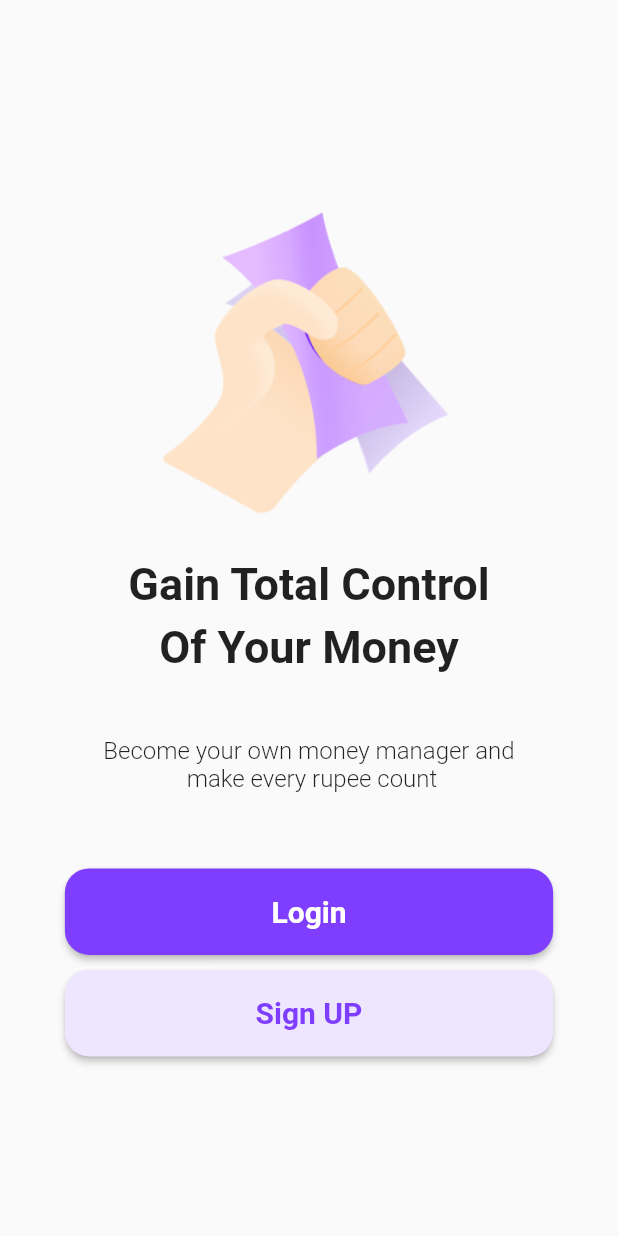
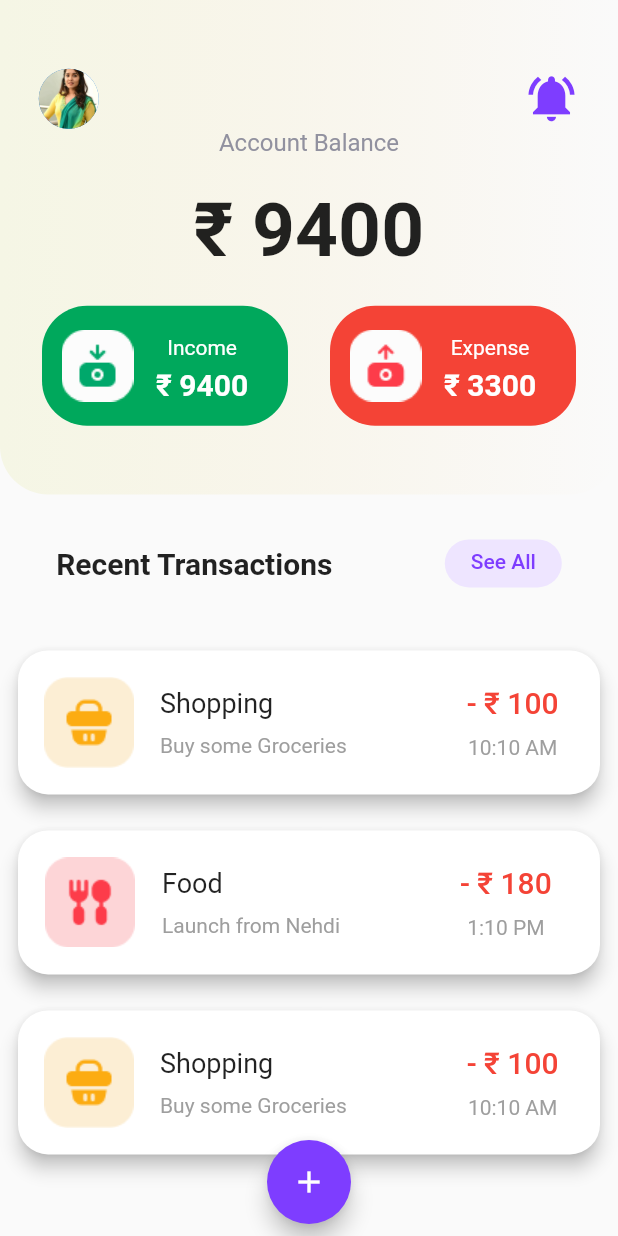
Before and after one commit to rahulsvaz/expense_manager, a Flutter app: the screen it shows after launch, on a phone screen of 412 x 824 dp. Run offline on Flutter 3.47's test engine with Material 2 defaults, Android fonts, the phone set to English and light mode, and no system bars; our stand-ins replace get.

Commit message:
home screen ui added

```diff
--- a/lib/main.dart
+++ b/lib/main.dart
@@ -1,3 +1,4 @@
+import 'package:expense_manager/view/screens/home_screen.dart';
 import 'package:expense_manager/view/screens/start_up_screen.dart';
 import 'package:flutter/material.dart';
 import 'package:get/get_navigation/get_navigation.dart';
@@ -12,7 +13,7 @@ class MyApp extends StatelessWidget {
   @override
   Widget build(BuildContext context) {
     return const GetMaterialApp(
-      home: StartUpScreen(),
+      home: HomeScreen(),
     );
   }
 }
--- /dev/null
+++ b/lib/view/screens/home_screen.dart
@@ -0,0 +1,147 @@
+// ignore_for_file: public_member_api_docs, sort_constructors_first
+// ignore_for_file: prefer_const_constructors, prefer_const_literals_to_create_immutables
+
+import 'package:expense_manager/viewModel/widgets/recent_transaction.dart';
+import 'package:flutter/material.dart';
+import 'package:get/get.dart';
+
+import 'package:expense_manager/viewModel/constants/colors/colors.dart';
+import 'package:expense_manager/viewModel/methods/home_screen_container_decoration.dart';
+import 'package:expense_manager/viewModel/widgets/income_expense_box.dart';
+import 'package:expense_manager/viewModel/widgets/see_all_button.dart';
+import 'package:expense_manager/viewModel/widgets/size.dart';
+
+class HomeScreen extends StatefulWidget {
+  const HomeScreen({super.key});
+
+  @override
+  State<HomeScreen> createState() => _HomeScreenState();
+}
+
+class _HomeScreenState extends State<HomeScreen> {
+  @override
+  Widget build(BuildContext context) {
+    return Scaffold(
+      body: Column(
+        children: [
+          // Top Container
+          Container(
+            decoration: homeScreenContainerDecoration(),
+            width: Get.size.width,
+            height: Get.size.height * 0.4,
+            child: Center(
+              child: Column(
+                mainAxisAlignment: MainAxisAlignment.center,
+                children: [
+                  //Top Row
+                  Row(
+                    mainAxisAlignment: MainAxisAlignment.spaceAround,
+                    children: [
+                      CircleAvatar(
+                        backgroundImage: AssetImage('assets/images/user.jpeg'),
+                      ),
+                      SizedBox(
+                        width: 180,
+                      ),
+                      Icon(
+                        Icons.notifications_active,
+                        size: 37,
+                        color: Pallete.purple,
+                      )
+                    ],
+                  ),
+                  //Second Row
+                  Text(
+                    'Account Balance',
+                    style: TextStyle(
+                      color: Color.fromRGBO(145, 145, 159, 1),
+                      fontSize: 16,
+                    ),
+                  ),
+                  Height20(),
+                  Text(
+                    '₹ 9400',
+                    style: TextStyle(fontSize: 50, fontWeight: FontWeight.w700),
+                  ),
+                  Height20(),
+                  // Income Expense
+                  Row(
+                    mainAxisAlignment: MainAxisAlignment.spaceEvenly,
+                    children: [
+                      IncomeExpenseBox(
+                        logo: 'assets/images/income.png',
+                        backGroundColor: Pallete.incomeBackGroundColor,
+                        label: 'Income',
+                        amount: '9400',
+                      ),
+                      IncomeExpenseBox(
+                          logo: 'assets/images/expense.png',
+                          backGroundColor: Pallete.expenseBackGroundColor,
+                          label: 'Expense',
+                          amount: '3300')
+                    ],
+                  )
+                ],
+              ),
+            ),
+          ),
+          Height30(),
+          // Recent Transaction
+          Row(
+            mainAxisAlignment: MainAxisAlignment.spaceAround,
+            children: [
+              Text(
+                'Recent Transactions',
+                style: TextStyle(fontSize: 20, fontWeight: FontWeight.bold),
+              ),
+              SeeAllButton()
+            ],
+          ),
+
+          Height30(),
+          // Recent Transaction
+          RecentTransaction(
+              categoryLogo: 'assets/images/Logo_shopping.png',
+              category: 'Shopping',
+              description: 'Buy some Groceries',
+              amount: '100',
+              time: '10:10 AM'),
+          RecentTransaction(
+              categoryLogo: 'assets/images/food.png',
+              category: 'Food',
+              description: 'Launch from Nehdi',
+              amount: '180',
+              time: '1:10 PM'),
+          RecentTransaction(
+              categoryLogo: 'assets/images/Logo_shopping.png',
+              category: 'Shopping',
+              description: 'Buy some Groceries',
+              amount: '100',
+              time: '10:10 AM'),
+        ],
+      ),
+      floatingActionButton: Padding(
+        padding: const EdgeInsets.all(8.0),
+        child: FloatingActionButton(
+          onPressed: () {
+            Get.dialog(Center(
+              child: Row(
+                mainAxisAlignment: MainAxisAlignment.center,
+                children: [
+                  ElevatedButton(onPressed: () {}, child: Text('Add Income')),
+                  Width10(),
+                  ElevatedButton(onPressed: () {}, child: Text('Add Expense'))
+                ],
+              ),
+            ));
+          },
+          backgroundColor: Pallete.buttonColor,
+          child: Icon(Icons.add),
+        ),
+      ),
+      floatingActionButtonLocation:
+          FloatingActionButtonLocation.miniCenterDocked,
+      floatingActionButtonAnimator: FloatingActionButtonAnimator.scaling,
+    );
+  }
+}
--- a/lib/view/screens/login_screen.dart
+++ b/lib/view/screens/login_screen.dart
@@ -1,8 +1,8 @@
 import 'package:expense_manager/view/screens/sign_up_screen.dart';
 import 'package:expense_manager/viewModel/constants/colors/colors.dart';
-import 'package:expense_manager/viewModel/constants/methods/textStyle.dart';
+import 'package:expense_manager/viewModel/methods/textStyle.dart';
 import 'package:expense_manager/viewModel/controllers/textfieldController.dart';
-import 'package:expense_manager/viewModel/constants/methods/validators.dart';
+import 'package:expense_manager/viewModel/methods/validators.dart';
 import 'package:expense_manager/viewModel/widgets/login_sign_up_button.dart';
 import 'package:expense_manager/viewModel/widgets/size.dart';
 import 'package:expense_manager/viewModel/widgets/text_form_field.dart';
--- a/lib/view/screens/sign_up_screen.dart
+++ b/lib/view/screens/sign_up_screen.dart
@@ -1,13 +1,12 @@
 import 'package:expense_manager/viewModel/constants/colors/colors.dart';
-import 'package:expense_manager/viewModel/constants/methods/textStyle.dart';
+import 'package:expense_manager/viewModel/methods/textStyle.dart';
 import 'package:expense_manager/viewModel/controllers/textfieldController.dart';
-import 'package:expense_manager/viewModel/constants/methods/validators.dart';
+import 'package:expense_manager/viewModel/methods/validators.dart';
 import 'package:expense_manager/viewModel/widgets/login_sign_up_button.dart';
 import 'package:expense_manager/viewModel/widgets/size.dart';
 import 'package:expense_manager/viewModel/widgets/text_form_field.dart';
 import 'package:flutter/material.dart';
 import 'package:get/get.dart';
-import 'package:get/get_connect/http/src/utils/utils.dart';
 
 class SignUpScreen extends StatelessWidget {
   const SignUpScreen({super.key});
@@ -70,7 +69,6 @@ class SignUpScreen extends StatelessWidget {
                     onPressed: () {
                       if (formKey.currentState!.validate()) {
                         Get.snackbar('user created', 'done');
-
                       }
                     },
                     label: 'Sign Up',
--- a/lib/viewModel/constants/colors/colors.dart
+++ b/lib/viewModel/constants/colors/colors.dart
@@ -9,4 +9,6 @@ class Pallete {
   static const Color hintTextColor = Color.fromARGB(255, 161, 161, 182);
   static const Color grey = Colors.grey;
   static const Color textFieldColor = Color.fromARGB(255, 60, 60, 60);
+  static const Color incomeBackGroundColor = Color.fromRGBO(0, 168, 92, 1);
+  static const Color expenseBackGroundColor = Colors.red;
 }
--- /dev/null
+++ b/lib/viewModel/methods/home_screen_container_decoration.dart
@@ -0,0 +1,11 @@
+import 'package:flutter/material.dart';
+  BoxDecoration homeScreenContainerDecoration() {
+    return const BoxDecoration(
+              gradient: LinearGradient(colors: [
+                Color.fromRGBO(245, 246, 229, 1),
+                Color.fromRGBO(248, 237, 216, 0)
+              ]),
+              borderRadius: BorderRadius.only(
+                  bottomLeft: Radius.circular(32),
+                  bottomRight: Radius.circular(32)));
+  }
--- /dev/null
+++ b/lib/viewModel/widgets/income_expense_box.dart
@@ -0,0 +1,56 @@
+
+import 'package:expense_manager/viewModel/constants/colors/colors.dart';
+import 'package:flutter/material.dart';
+
+
+
+class IncomeExpenseBox extends StatelessWidget {
+  final String logo;
+  final Color backGroundColor;
+  final String label;
+  final String amount;
+
+  const IncomeExpenseBox(
+      {super.key,
+      required this.logo,
+      required this.backGroundColor,
+      required this.label,
+      required this.amount});
+
+  @override
+  Widget build(BuildContext context) {
+    return Container(
+      height: 80,
+      width: 164,
+      decoration: BoxDecoration(
+          color: backGroundColor, borderRadius: BorderRadius.circular(30)),
+      child: Row(
+        children: [
+          Container(
+            margin: const EdgeInsets.only(left: 13),
+            child: Image.asset(logo),
+          ),
+          Column(
+            children: [
+              Container(
+                  margin: const EdgeInsets.only(top: 20, left: 15),
+                  child: Text(
+                    label,
+                    style: const TextStyle(color: Pallete.white),
+                  )),
+              Container(
+                  margin:const  EdgeInsets.only(top: 5, left: 15),
+                  child: Text(
+                    '₹ $amount',
+                    style: const TextStyle(
+                        color: Pallete.white,
+                        fontSize: 20,
+                        fontWeight: FontWeight.bold),
+                  )),
+            ],
+          )
+        ],
+      ),
+    );
+  }
+}
--- /dev/null
+++ b/lib/viewModel/widgets/recent_transaction.dart
@@ -0,0 +1,80 @@
+import 'package:expense_manager/viewModel/constants/colors/colors.dart';
+import 'package:expense_manager/viewModel/widgets/size.dart';
+import 'package:flutter/material.dart';
+
+class RecentTransaction extends StatelessWidget {
+  final String categoryLogo;
+  final String category;
+  final String description;
+  final String amount;
+  final String time;
+
+  const RecentTransaction({
+    Key? key,
+    required this.categoryLogo,
+    required this.category,
+    required this.description,
+    required this.amount,
+    required this.time,
+  }) : super(key: key);
+
+  @override
+  Widget build(BuildContext context) {
+    return Padding(
+      padding: const EdgeInsets.all(8.0),
+      child: Card(
+        elevation: 5,
+        shape: RoundedRectangleBorder(borderRadius: BorderRadius.circular(20)),
+        child: Row(
+          children: [
+            Padding(
+              padding: const EdgeInsets.all(8.0),
+              child: Image.asset(
+                categoryLogo,
+                height: 80,
+              ),
+            ),
+            Column(
+              crossAxisAlignment: CrossAxisAlignment.start,
+              children: [
+                Text(
+                  category,
+                  style: const TextStyle(
+                      fontWeight: FontWeight.w400, fontSize: 18),
+                ),
+                const Height10(),
+                Text(
+                  description,
+                  maxLines: 10,
+                  softWrap: true,
+                  style: const TextStyle(
+                    color: Pallete.grey,
+                  ),
+                ),
+              ],
+            ),
+            const SizedBox(
+              width: 80,
+            ),
+            Column(
+              children: [
+                Text(
+                  '- ₹ $amount',
+                  style: const TextStyle(
+                      color: Pallete.expenseBackGroundColor,
+                      fontSize: 20,
+                      fontWeight: FontWeight.w500),
+                ),
+                const Height10(),
+                Text(
+                  time,
+                  style: const TextStyle(color: Pallete.grey),
+                )
+              ],
+            )
+          ],
+        ),
+      ),
+    );
+  }
+}
--- /dev/null
+++ b/lib/viewModel/widgets/see_all_button.dart
@@ -0,0 +1,42 @@
+import 'package:flutter/material.dart';
+
+class SeeAllButton extends StatelessWidget {
+  const SeeAllButton({
+    super.key,
+  });
+
+  @override
+  Widget build(BuildContext context) {
+    return Container(
+      width: 78,
+      height: 32,
+      padding: const EdgeInsets.symmetric(horizontal: 16, vertical: 8),
+      decoration: ShapeDecoration(
+        color: const Color(0xFFEEE5FF),
+        shape: RoundedRectangleBorder(
+          borderRadius: BorderRadius.circular(40),
+        ),
+      ),
+      child: const Row(
+        mainAxisSize: MainAxisSize.min,
+        mainAxisAlignment: MainAxisAlignment.center,
+        crossAxisAlignment: CrossAxisAlignment.center,
+        children: [
+          Padding(
+            padding: EdgeInsets.only(top: 6.0),
+            child: Text(
+              'See All',
+              textAlign: TextAlign.center,
+              style: TextStyle(
+                color: Color(0xFF7E3DFF),
+                fontSize: 14,
+                fontWeight: FontWeight.w500,
+                height: 0.09,
+              ),
+            ),
+          ),
+        ],
+      ),
+    );
+  }
+}
--- a/pubspec.yaml
+++ b/pubspec.yaml
@@ -63,6 +63,11 @@ flutter:
   # To add assets to your application, add an assets section, like this:
   assets:
     - assets/images/Illustration.png
+    - assets/images/income.png
+    - assets/images/expense.png
+    - assets/images/user.jpeg
+    - assets/images/Logo_shopping.png
+    - assets/images/food.png
   #   - images/a_dot_ham.jpeg
 
   # An image asset can refer to one or more resolution-specific "variants", see
```
Also changed, not shown: assets/images/Logo_shopping.png (added), assets/images/expense.png (added), assets/images/food.png (added), assets/images/income.png (added), assets/images/user.jpeg (added), lib/viewModel/methods/textStyle.dart (renamed from lib/viewModel/constants/methods/textStyle.dart), lib/viewModel/methods/validators.dart (renamed from lib/viewModel/constants/methods/validators.dart).
